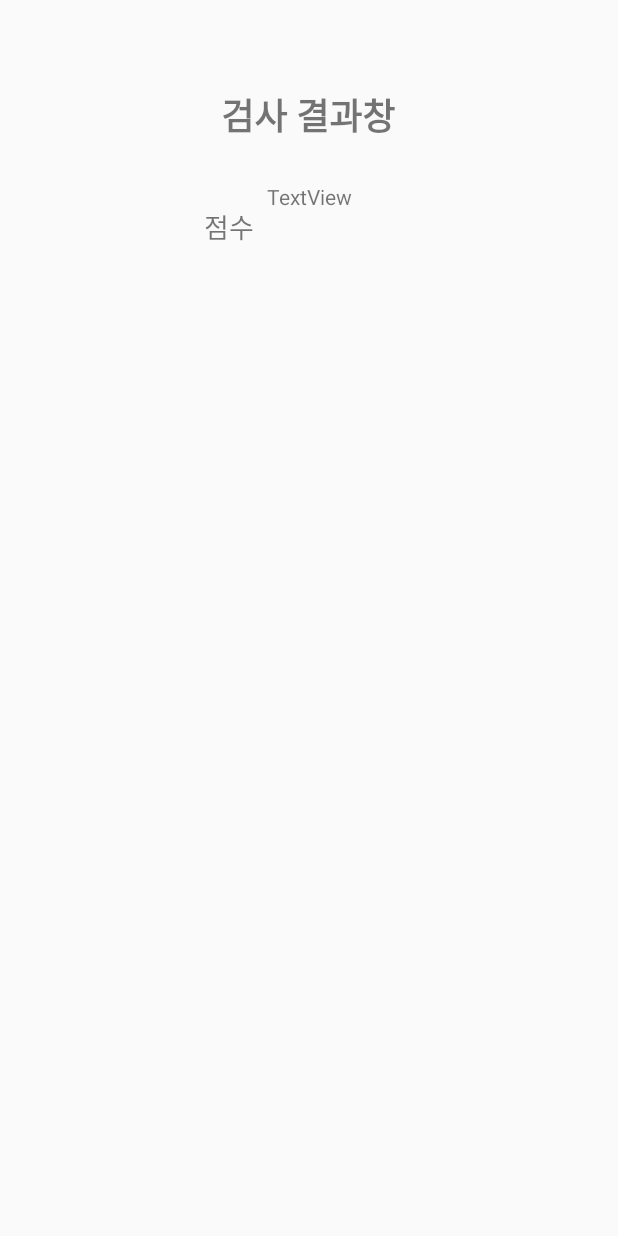
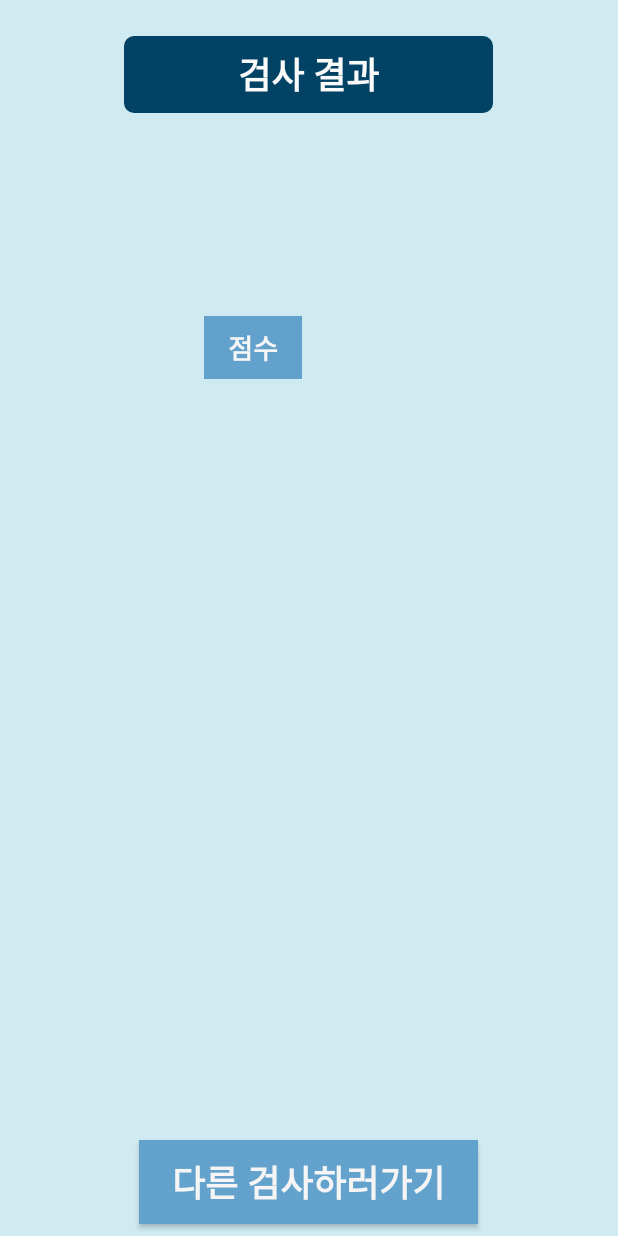
Before and after one commit to gkdl2197/AppGame, an Android app: the layout activity_test3_result.xml on its own in the app's theme, with its tools: preview values and no code run, on a phone screen of 412 x 824 dp. Run offline under Robolectric (Android 15) with nearby library versions, the phone set to English and light mode, and no system bars.

Commit message:
짜증난다 커밋

```diff
--- a/app/src/main/AndroidManifest.xml
+++ b/app/src/main/AndroidManifest.xml
@@ -16,7 +16,6 @@
         android:supportsRtl="true"
         android:theme="@style/AppTheme">
         <activity android:name=".test.test3.Explain3Dementia"></activity>
-        <activity android:name=".test.test2.test2Result" />
         android:theme="@style/AppTheme"
         tools:ignore="GoogleAppIndexingWarning">
         <meta-data
@@ -28,7 +27,6 @@
         <activity android:name=".test.test2.test2MainActivity" />
         <activity android:name=".test.test3.test3Result" />
         <activity android:name=".test.test1.test1Result" />
-        <activity android:name=".test.test1.test1Result"></activity>
 
         <meta-data
             android:name="com.google.android.geo.API_KEY"
@@ -36,8 +34,6 @@
 
         <activity android:name=".MapsActivity" />
         <activity android:name=".test.test1.ExplainDementia" />
-        <activity android:name=".MapsActivity"></activity>
-        <activity android:name=".test.test1.ExplainDementia"></activity>
         <activity android:name=".test.test1.test1MainActivity" />
         <activity android:name=".test.test3.test3MainActivity" />
         <activity android:name=".test.test2.Explain2Dementia" />
--- a/app/src/main/res/layout/activity_test2_fragment.xml
+++ b/app/src/main/res/layout/activity_test2_fragment.xml
@@ -74,7 +74,7 @@
         app:layout_constraintTop_toTopOf="parent" />
 
     <RadioButton
-        android:id="@+id/radioNever"
+        android:id="@+id/radioYes"
         android:layout_width="90dp"
         android:layout_height="42dp"
         android:layout_marginStart="80dp"
--- a/app/src/main/res/layout/activity_test3_result.xml
+++ b/app/src/main/res/layout/activity_test3_result.xml
@@ -4,21 +4,24 @@
     xmlns:tools="http://schemas.android.com/tools"
     android:layout_width="match_parent"
     android:layout_height="match_parent"
+    android:background="#CFEAF1"
     tools:context=".test.test3.test3Result">
 
     <TextView
         android:id="@+id/textView8"
-        android:layout_width="186dp"
-        android:layout_height="50dp"
+        android:layout_width="246dp"
+        android:layout_height="51dp"
         android:layout_marginStart="8dp"
-        android:layout_marginTop="52dp"
+        android:layout_marginTop="24dp"
         android:layout_marginEnd="8dp"
+        android:background="@drawable/game3_button_background"
         android:gravity="center"
-        android:text="검사 결과창"
+        android:text="검사 결과"
+        android:textColor="#FAFAFA"
         android:textSize="24sp"
         android:textStyle="bold"
         app:layout_constraintEnd_toEndOf="parent"
-        app:layout_constraintHorizontal_bias="0.497"
+        app:layout_constraintHorizontal_bias="0.496"
         app:layout_constraintStart_toStartOf="parent"
         app:layout_constraintTop_toTopOf="parent" />
 
@@ -26,13 +29,16 @@
         android:id="@+id/textView32"
         android:layout_width="65dp"
         android:layout_height="42dp"
-        android:layout_marginStart="120dp"
-        android:layout_marginTop="28dp"
+        android:layout_marginStart="136dp"
+        android:layout_marginBottom="48dp"
+        android:background="#62A1CC"
         android:gravity="center"
         android:text="점수"
+        android:textColor="#F5F5F5"
         android:textSize="18sp"
-        app:layout_constraintStart_toStartOf="parent"
-        app:layout_constraintTop_toBottomOf="@+id/textView8" />
+        android:textStyle="bold"
+        app:layout_constraintBottom_toTopOf="@+id/textGuide3"
+        app:layout_constraintStart_toStartOf="parent" />
 
     <TextView
         android:id="@+id/textScore3"
@@ -40,16 +46,37 @@
         android:layout_height="42dp"
         android:layout_marginStart="8dp"
         android:layout_marginTop="8dp"
-        android:layout_marginEnd="128dp"
+        android:layout_marginEnd="8dp"
         android:layout_marginBottom="8dp"
         android:gravity="center"
-        android:text="TextView"
-        app:layout_constraintBottom_toTopOf="@+id/textGuide1"
+        android:textSize="18sp"
+        app:layout_constraintBottom_toTopOf="@+id/textGuide3"
         app:layout_constraintEnd_toEndOf="parent"
-        app:layout_constraintHorizontal_bias="0.797"
+        app:layout_constraintHorizontal_bias="0.024"
+        app:layout_constraintStart_toEndOf="@+id/textView32"
+        app:layout_constraintTop_toBottomOf="@+id/textView8"
+        app:layout_constraintVertical_bias="0.466" />
+
+    <Button
+        android:id="@+id/button5"
+        android:layout_width="226dp"
+        android:layout_height="56dp"
+        android:layout_marginStart="8dp"
+        android:layout_marginTop="8dp"
+        android:layout_marginEnd="8dp"
+        android:layout_marginBottom="8dp"
+        android:background="#63A2CC"
+        android:text="다른 검사하러가기"
+        android:textColor="#F5F5F5"
+        android:onClick="btnTestGo"
+        android:textSize="24sp"
+        android:textStyle="bold"
+        app:layout_constraintBottom_toBottomOf="parent"
+        app:layout_constraintEnd_toEndOf="parent"
+        app:layout_constraintHorizontal_bias="0.497"
         app:layout_constraintStart_toStartOf="parent"
-        app:layout_constraintTop_toBottomOf="@+id/textView8"
-        app:layout_constraintVertical_bias="0.461" />
+        app:layout_constraintTop_toBottomOf="@+id/textGuide1"
+        app:layout_constraintVertical_bias="0.0" />
 
     <TextView
         android:id="@+id/textGuide3"
--- a/app/src/main/res/values/colors.xml
+++ b/app/src/main/res/values/colors.xml
@@ -3,12 +3,15 @@
     <color name="colorPrimary">#008577</color>
     <color name="colorPrimaryDark">#00574B</color>
     <color name="colorAccent">#D81B60</color>
+    <color name="colorPink">#E992AC</color>
+    <color name="colorSoftPink">#EBCED7</color>
 
     <color name="colorBlack">#000000</color>
     <color name="colorBlue">#0000ff</color>
     <color name="colorRed">#ff0000</color>
 
     <color name="colorGreen">#00ff00</color>
+    <color name="colorForest">#44AF48</color>
     <color name="colorYellow">#ffff00</color>
     <color name="colorPurple">#8000ff</color>
     <color name="colorOrange">#ff8000</color>
```
Also changed, not shown: app/src/main/java/edu/android/appgame/test/test1/ExplainDementia.java (+2 -2 lines), app/src/main/java/edu/android/appgame/test/test1/test1MainActivity.java (+2 -2 lines), app/src/main/java/edu/android/appgame/test/test2/Explain2Dementia.java (+4 -0 lines), app/src/main/java/edu/android/appgame/test/test2/test2Fragment.java (+2 -2 lines), app/src/main/java/edu/android/appgame/test/test2/test2MainActivity.java (+4 -0 lines), app/src/main/java/edu/android/appgame/test/test2/test2Result.java (+13 -1 lines), app/src/main/java/edu/android/appgame/test/test3/test3MainActivity.java (+1 -1 lines), app/src/main/java/edu/android/appgame/test/test3/test3Result.java (+13 -2 lines), app/src/main/res/layout/activity_test2_result.xml (+4 -22 lines).
